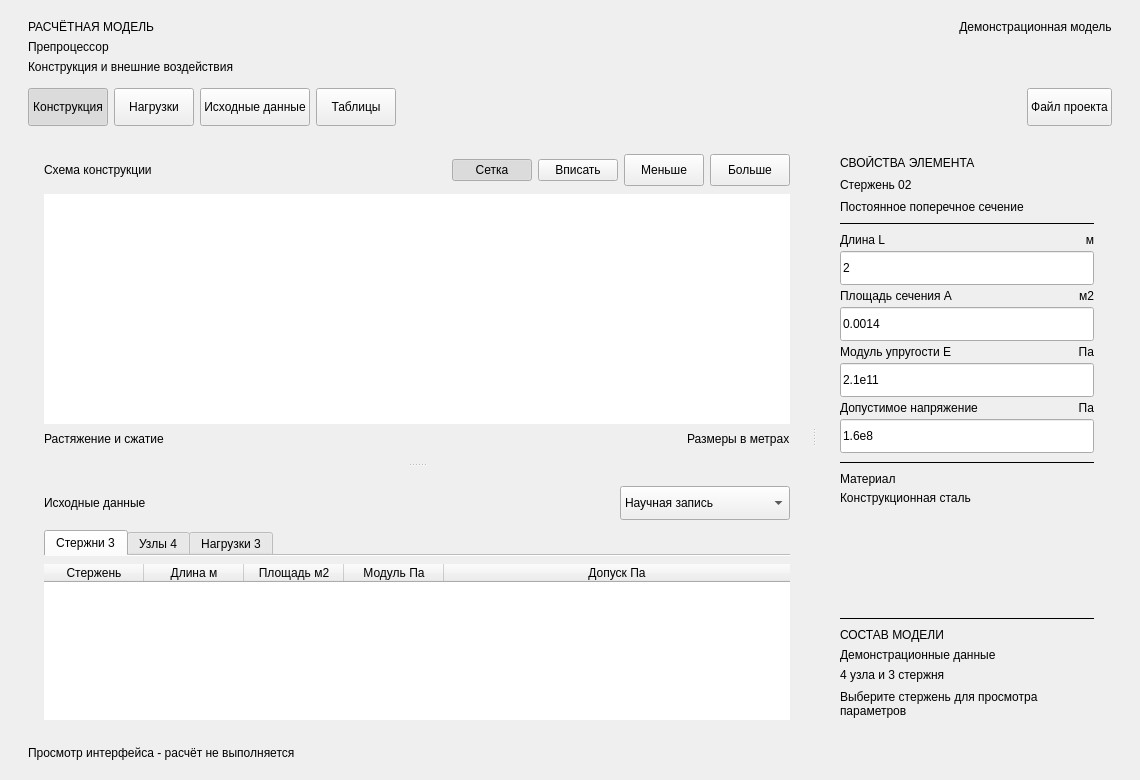
Above: src/sapr/resources/forms/preprocessor.ui from usatopolosato/sapr-bar before the change. Below: the same form after it.
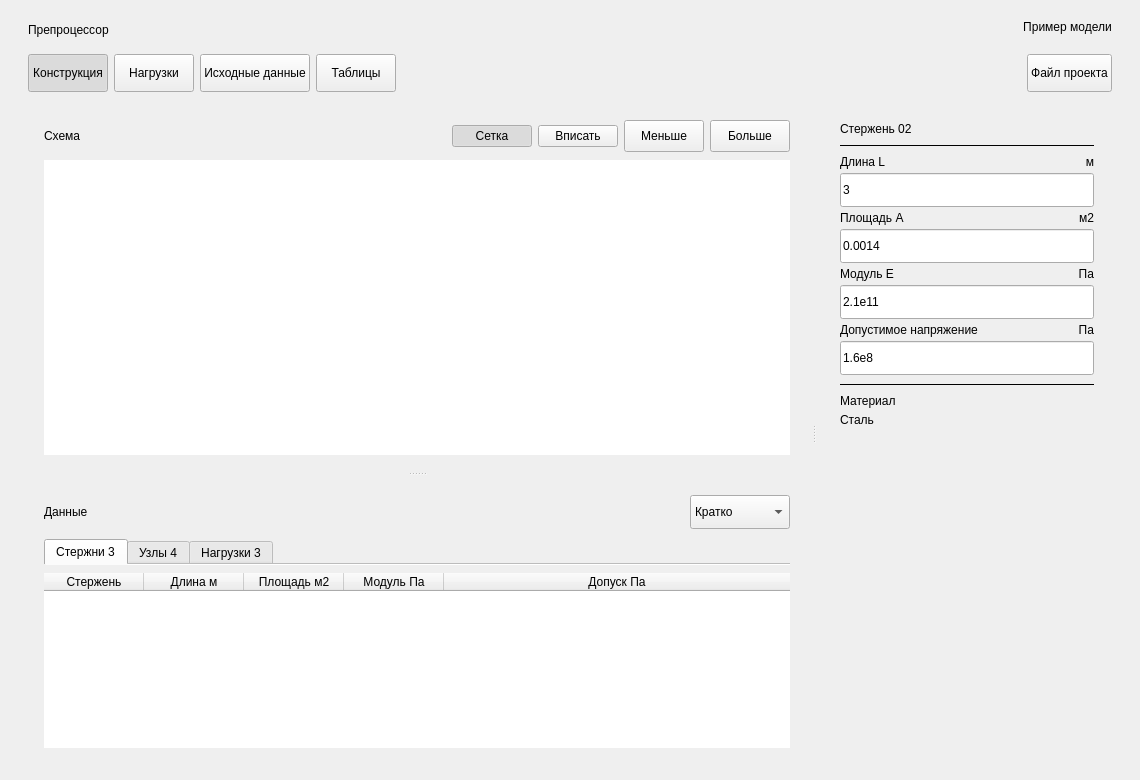
That is the form after the change.

Commit message: feat(ui): add theme selection and compact number formatting

```diff
--- a/src/sapr/resources/forms/preprocessor.ui
+++ b/src/sapr/resources/forms/preprocessor.ui
@@ -39,16 +39,6 @@
        <property name="spacing">
         <number>6</number>
        </property>
-       <item>
-        <widget class="QLabel" name="eyebrowLabel">
-         <property name="text">
-          <string>РАСЧЁТНАЯ МОДЕЛЬ</string>
-         </property>
-         <property name="role" stdset="0">
-          <string>eyebrow</string>
-         </property>
-        </widget>
-       </item>
        <item>
         <widget class="QLabel" name="titleLabel">
          <property name="text">
@@ -59,19 +49,6 @@
          </property>
         </widget>
        </item>
-       <item>
-        <widget class="QLabel" name="subtitleLabel">
-         <property name="text">
-          <string>Конструкция и внешние воздействия</string>
-         </property>
-         <property name="role" stdset="0">
-          <string>muted</string>
-         </property>
-         <property name="wordWrap">
-          <bool>true</bool>
-         </property>
-        </widget>
-       </item>
       </layout>
      </item>
      <item>
@@ -90,7 +67,7 @@
      <item alignment="Qt::AlignTop">
       <widget class="QLabel" name="demoBadgeLabel">
        <property name="text">
-        <string>Демонстрационная модель</string>
+        <string>Пример модели</string>
        </property>
        <property name="role" stdset="0">
         <string>badge</string>
@@ -296,7 +273,7 @@
           <item>
            <widget class="QLabel" name="canvasTitleLabel">
             <property name="text">
-             <string>Схема конструкции</string>
+             <string>Схема</string>
             </property>
             <property name="role" stdset="0">
              <string>cardTitle</string>
@@ -428,46 +405,6 @@
           </property>
          </widget>
         </item>
-        <item>
-         <layout class="QHBoxLayout" name="canvasLegendLayout">
-          <property name="spacing">
-           <number>12</number>
-          </property>
-          <item>
-           <widget class="QLabel" name="axisLegendLabel">
-            <property name="text">
-             <string>Растяжение и сжатие</string>
-            </property>
-            <property name="role" stdset="0">
-             <string>muted</string>
-            </property>
-           </widget>
-          </item>
-          <item>
-           <spacer name="canvasLegendSpacer">
-            <property name="orientation">
-             <enum>Qt::Horizontal</enum>
-            </property>
-            <property name="sizeHint" stdset="0">
-             <size>
-              <width>8</width>
-              <height>10</height>
-             </size>
-            </property>
-           </spacer>
-          </item>
-          <item>
-           <widget class="QLabel" name="unitsLegendLabel">
-            <property name="text">
-             <string>Размеры в метрах</string>
-            </property>
-            <property name="role" stdset="0">
-             <string>muted</string>
-            </property>
-           </widget>
-          </item>
-         </layout>
-        </item>
        </layout>
       </widget>
       <widget class="QFrame" name="dataCard">
@@ -513,7 +450,7 @@
           <item>
            <widget class="QLabel" name="dataTitleLabel">
             <property name="text">
-             <string>Исходные данные</string>
+             <string>Данные</string>
             </property>
             <property name="role" stdset="0">
              <string>cardTitle</string>
@@ -537,7 +474,7 @@
            <widget class="QComboBox" name="numberFormatCombo">
             <property name="minimumSize">
              <size>
-              <width>170</width>
+              <width>100</width>
               <height>34</height>
              </size>
             </property>
@@ -552,14 +489,17 @@
             </property>
             <item>
              <property name="text">
-              <string>Обычная запись</string>
+              <string>Точно</string>
              </property>
             </item>
             <item>
              <property name="text">
-              <string>Научная запись</string>
+              <string>Кратко</string>
              </property>
             </item>
+            <property name="toolTip">
+             <string>Краткая или полная запись чисел</string>
+            </property>
            </widget>
           </item>
          </layout>
@@ -804,16 +744,6 @@
        <property name="bottomMargin">
         <number>14</number>
        </property>
-       <item>
-        <widget class="QLabel" name="inspectorEyebrowLabel">
-         <property name="text">
-          <string>СВОЙСТВА ЭЛЕМЕНТА</string>
-         </property>
-         <property name="role" stdset="0">
-          <string>eyebrow</string>
-         </property>
-        </widget>
-       </item>
        <item>
         <widget class="QLabel" name="selectedBarLabel">
          <property name="text">
@@ -824,19 +754,6 @@
          </property>
         </widget>
        </item>
-       <item>
-        <widget class="QLabel" name="selectedBarDescription">
-         <property name="text">
-          <string>Постоянное поперечное сечение</string>
-         </property>
-         <property name="role" stdset="0">
-          <string>muted</string>
-         </property>
-         <property name="wordWrap">
-          <bool>true</bool>
-         </property>
-        </widget>
-       </item>
        <item>
         <widget class="QFrame" name="propertiesDivider">
          <property name="frameShape">
@@ -893,14 +810,14 @@
             <bool>true</bool>
            </property>
            <property name="text">
-            <string>2</string>
+            <string>3</string>
            </property>
           </widget>
          </item>
          <item row="2" column="0">
           <widget class="QLabel" name="areaLabel">
            <property name="text">
-            <string>Площадь сечения A</string>
+            <string>Площадь A</string>
            </property>
            <property name="role" stdset="0">
             <string>muted</string>
@@ -942,7 +859,7 @@
          <item row="4" column="0">
           <widget class="QLabel" name="modulusLabel">
            <property name="text">
-            <string>Модуль упругости E</string>
+            <string>Модуль E</string>
            </property>
            <property name="role" stdset="0">
             <string>muted</string>
@@ -1053,7 +970,7 @@
          <item>
           <widget class="QLabel" name="materialNameLabel">
            <property name="text">
-            <string>Конструкционная сталь</string>
+            <string>Сталь</string>
            </property>
            <property name="wordWrap">
             <bool>true</bool>
@@ -1075,86 +992,10 @@
          </property>
         </spacer>
        </item>
-       <item>
-        <widget class="QFrame" name="validationDivider">
-         <property name="frameShape">
-          <enum>QFrame::HLine</enum>
-         </property>
-         <property name="frameShadow">
-          <enum>QFrame::Plain</enum>
-         </property>
-        </widget>
-       </item>
-       <item>
-        <layout class="QVBoxLayout" name="validationLayout">
-         <property name="spacing">
-          <number>6</number>
-         </property>
-         <item>
-          <widget class="QLabel" name="validationCaptionLabel">
-           <property name="text">
-            <string>СОСТАВ МОДЕЛИ</string>
-           </property>
-           <property name="role" stdset="0">
-            <string>eyebrow</string>
-           </property>
-          </widget>
-         </item>
-         <item>
-          <widget class="QLabel" name="validationLabel">
-           <property name="text">
-            <string>Демонстрационные данные</string>
-           </property>
-           <property name="role" stdset="0">
-            <string>badge</string>
-           </property>
-           <property name="wordWrap">
-            <bool>true</bool>
-           </property>
-          </widget>
-         </item>
-         <item>
-          <widget class="QLabel" name="modelSummaryLabel">
-           <property name="text">
-            <string>4 узла и 3 стержня</string>
-           </property>
-           <property name="role" stdset="0">
-            <string>muted</string>
-           </property>
-          </widget>
-         </item>
-        </layout>
-       </item>
-       <item>
-        <widget class="QLabel" name="selectionHintLabel">
-         <property name="text">
-          <string>Выберите стержень для просмотра параметров</string>
-         </property>
-         <property name="role" stdset="0">
-          <string>muted</string>
-         </property>
-         <property name="wordWrap">
-          <bool>true</bool>
-         </property>
-        </widget>
-       </item>
       </layout>
      </widget>
     </widget>
    </item>
-   <item>
-    <widget class="QLabel" name="previewNoticeLabel">
-     <property name="text">
-      <string>Просмотр интерфейса - расчёт не выполняется</string>
-     </property>
-     <property name="role" stdset="0">
-      <string>muted</string>
-     </property>
-     <property name="wordWrap">
-      <bool>true</bool>
-     </property>
-    </widget>
-   </item>
   </layout>
  </widget>
  <tabstops>
```
The commit also changes 15 other files.
